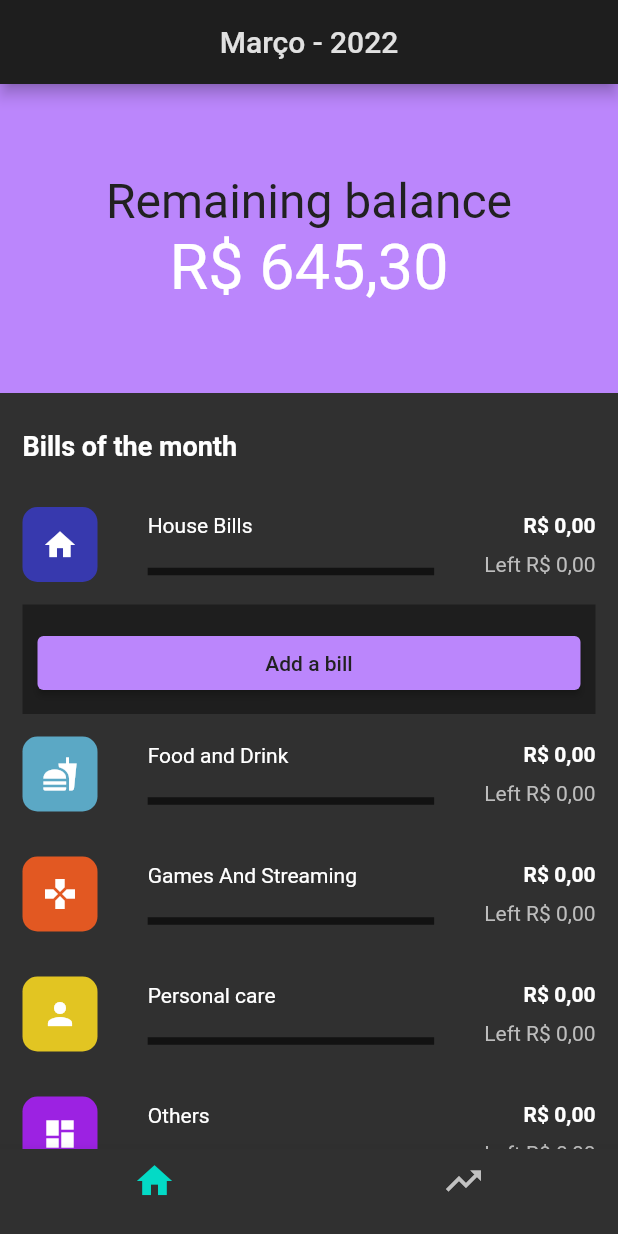
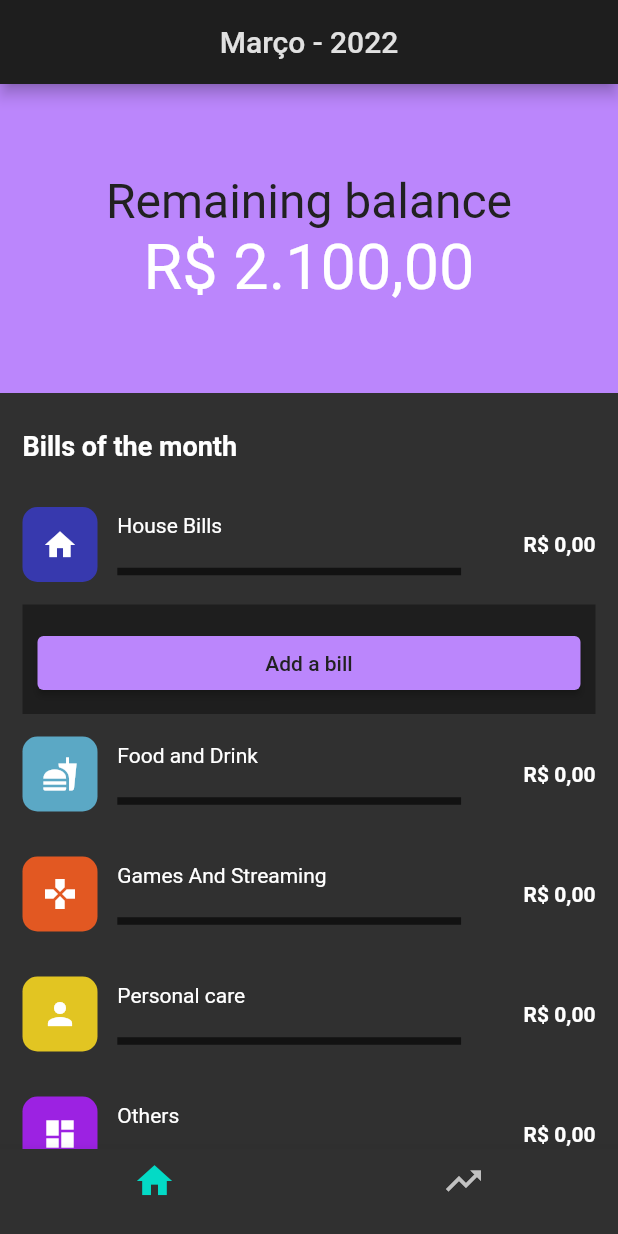
Before and after one commit to wRiqie/financial_control_app, a Flutter app: the screen it shows after launch, after a tap on "House Bills", on a phone screen of 412 x 824 dp. Run offline on Flutter 3.47's test engine with Material 2 defaults, Android fonts, the light colour scheme and no system bars; our stand-ins replace get, sqflite; accounts and stored records are empty.

Commit message:
feat: :sparkles: calculate remaining balance

```diff
--- a/lib/app/data/services/bill_service.dart
+++ /dev/null
@@ -1,34 +0,0 @@
-import 'package:financial_control_app/app/core/utils/helpers.dart';
-import 'package:financial_control_app/app/data/models/bill.dart';
-import 'package:financial_control_app/app/data/models/month.dart';
-import 'package:financial_control_app/app/data/provider/database_provider.dart';
-import 'package:financial_control_app/app/data/repository/bill_repository.dart';
-import 'package:financial_control_app/app/data/repository/month_repository.dart';
-import 'package:get/get.dart';
-
-class BillService extends GetxService {
-  final monthRepository = MonthRepository(DatabaseProvider.db);
-  final repository = BillRepository(DatabaseProvider.db);
-  DateTime selectedDate = DateTime.now();
-  Month? selectedMonth;
-
-  Future<Month> selectMonth() async {
-    var month = await monthRepository.getMonthByDate(AppHelpers.formatDateToSave(selectedDate));
-    if(month != null){
-      selectedMonth = month;
-      return month;
-    }
-    var monthToAdd = Month(date: AppHelpers.formatDateToSave(selectedDate),);
-    selectedMonth = monthToAdd;
-    await monthRepository.saveMonth(monthToAdd);
-    return monthToAdd;
-  }
-
-  Future<List<Bill>> getBills(int categoryId) {
-    return repository.getBillsByCategoryIdAndDate(categoryId, AppHelpers.formatDateToSave(selectedDate));
-  }
-
-  Future<BillService> init() async {
-    return this;
-  }
-}
--- a/lib/app/modules/dashboard/dashboard_binding.dart
+++ b/lib/app/modules/dashboard/dashboard_binding.dart
@@ -1,3 +1,6 @@
+import 'package:financial_control_app/app/data/provider/database_provider.dart';
+import 'package:financial_control_app/app/data/repository/bill_repository.dart';
+import 'package:financial_control_app/app/data/repository/month_repository.dart';
 import 'package:financial_control_app/app/modules/dashboard/dashboard_controller.dart';
 import 'package:financial_control_app/app/modules/home/home_controller.dart';
 import 'package:get/get.dart';
@@ -6,6 +9,8 @@ class DashboardBinding implements Bindings {
   @override
   void dependencies() {
     Get.lazyPut<DashboardController>(() => DashboardController());
-    Get.lazyPut<HomeController>(() => HomeController());
+    Get.lazyPut<HomeController>(() => HomeController(
+        MonthRepository(DatabaseProvider.db),
+        BillRepository(DatabaseProvider.db)));
   }
 }
--- a/lib/app/modules/home/home_binding.dart
+++ b/lib/app/modules/home/home_binding.dart
@@ -1,9 +1,7 @@
-import 'package:financial_control_app/app/data/services/bill_service.dart';
 import 'package:get/get.dart';
 
 class HomeBinding implements Bindings {
   @override
   void dependencies() {
-    Get.lazyPut<BillService>(() => BillService());
   }
 }
--- a/lib/app/modules/home/home_controller.dart
+++ b/lib/app/modules/home/home_controller.dart
@@ -1,15 +1,22 @@
 import 'package:financial_control_app/app/core/theme/dark/dark_colors.dart';
+import 'package:financial_control_app/app/core/utils/helpers.dart';
+import 'package:financial_control_app/app/data/models/bill.dart';
 import 'package:financial_control_app/app/data/models/category.dart';
-import 'package:financial_control_app/app/data/services/bill_service.dart';
+import 'package:financial_control_app/app/data/models/month.dart';
+import 'package:financial_control_app/app/data/repository/bill_repository.dart';
+import 'package:financial_control_app/app/data/repository/month_repository.dart';
 import 'package:financial_control_app/app/modules/home/widgets/category_item/category_item_controller.dart';
 import 'package:financial_control_app/app/routes/pages.dart';
 import 'package:flutter/material.dart';
 import 'package:get/get.dart';
 
 class HomeController extends GetxController {
-  final remainingBalance = 645.30;
+  final BillRepository billRepository;
+  final MonthRepository monthRepository;
+  final monthBalance = 2100.0;
+  double remainingBalance = 0.0;
   DateTime selectedDate = DateTime.now();
-  final billService = Get.find<BillService>();
+  Month? selectedMonth;
   List<Category> categories = [
     Category(
       id: 1,
@@ -38,6 +45,8 @@ class HomeController extends GetxController {
     ),
   ];
 
+  HomeController(this.monthRepository, this.billRepository);
+
   swapDate(BuildContext context) async {
     var date = await showDatePicker(
       context: context,
@@ -47,25 +56,45 @@ class HomeController extends GetxController {
       initialEntryMode: DatePickerEntryMode.calendarOnly,
     );
 
-    if(date != null) {
-      billService.selectedDate = date;
+    if (date != null) {
+      selectedDate = date;
       update();
     }
   }
 
   addBillToCategory(int categoryId, CategoryItemController controller) async {
-    await Get.toNamed(Routes.registerBill, arguments: {'categoryId': categoryId});
+    await Get.toNamed(Routes.registerBill,
+        arguments: {'categoryId': categoryId});
     controller.getBills();
   }
 
-  selectMonth() {
-    billService.selectMonth();
+  selectMonth() async {
+    var month = await monthRepository
+        .getMonthByDate(AppHelpers.formatDateToSave(selectedDate));
+    if (month != null) {
+      selectedMonth = month;
+      calcRemainingBalance();
+      return month;
+    }
+    var monthToAdd = Month(
+      date: AppHelpers.formatDateToSave(selectedDate),
+    );
+    selectedMonth = monthToAdd;
+    calcRemainingBalance();
+    await monthRepository.saveMonth(monthToAdd);
+    return monthToAdd;
   }
+
+  calcRemainingBalance() {
+    remainingBalance = monthBalance - (selectedMonth?.totalPrice ?? 0);
+    update();
+  }
+
+  openOptionsModal(Bill bill, {required BuildContext context}) {}
 
   @override
   void onInit() {
     super.onInit();
     selectMonth();
   }
-
 }
--- a/lib/app/modules/home/home_page.dart
+++ b/lib/app/modules/home/home_page.dart
@@ -44,7 +44,8 @@ class HomePage extends GetView<HomeController> {
                         ),
                       ),
                       Text(
-                        AppHelpers.formatCurrency(controller.remainingBalance),
+                        AppHelpers.formatCurrency(
+                            controller.remainingBalance),
                         style: const TextStyle(
                           fontSize: 42,
                         ),
@@ -71,7 +72,11 @@ class HomePage extends GetView<HomeController> {
                         height: 15,
                       ),
                       ...controller.categories
-                          .map((e) => CategoryItem(category: e, addBillToCategory: controller.addBillToCategory,))
+                          .map((e) => CategoryItem(
+                                onTap: (bill) => controller.openOptionsModal(bill, context: context),
+                                category: e,
+                                addBillToCategory: controller.addBillToCategory,
+                              ))
                           .toList(),
                     ],
                   ),
--- a/lib/app/modules/home/widgets/category_item/category_item.dart
+++ b/lib/app/modules/home/widgets/category_item/category_item.dart
@@ -3,6 +3,8 @@ import 'package:financial_control_app/app/core/theme/dark/dark_colors.dart';
 import 'package:financial_control_app/app/core/utils/helpers.dart';
 import 'package:financial_control_app/app/data/models/bill.dart';
 import 'package:financial_control_app/app/data/models/category.dart';
+import 'package:financial_control_app/app/data/provider/database_provider.dart';
+import 'package:financial_control_app/app/data/repository/bill_repository.dart';
 import 'package:financial_control_app/app/modules/home/widgets/category_item/category_item_controller.dart';
 import 'package:flutter/Material.dart';
 import 'package:get/get.dart';
@@ -10,12 +12,13 @@ import 'package:get/get.dart';
 class CategoryItem extends StatelessWidget {
   final Category category;
   final Function(int categoryId, CategoryItemController controller) addBillToCategory;
-  const CategoryItem({Key? key, required this.category, required this.addBillToCategory}) : super(key: key);
+  final Function(Bill bill) onTap;
+  const CategoryItem({Key? key, required this.onTap, required this.category, required this.addBillToCategory}) : super(key: key);
 
   @override
   Widget build(BuildContext context) {
     return GetBuilder<CategoryItemController>(
-      init: CategoryItemController(category),
+      init: CategoryItemController(BillRepository(DatabaseProvider.db), category),
       global: false,
       tag: category.id.toString(),
       builder: (_) => ExpandablePanel(
@@ -44,7 +47,7 @@ class CategoryItem extends StatelessWidget {
                 ),
               ),
               Flexible(
-                flex: 2,
+                flex: 3,
                 child: Column(
                   crossAxisAlignment: CrossAxisAlignment.start,
                   children: [
@@ -68,14 +71,13 @@ class CategoryItem extends StatelessWidget {
                     Text(
                       AppHelpers.formatCurrency(_.totalPrice),
                       style: const TextStyle(fontWeight: FontWeight.bold),
+                      textAlign: TextAlign.end,
                     ),
-                    const SizedBox(
-                      height: 10,
-                    ),
-                    Text(
-                      'Left ' + AppHelpers.formatCurrency(_.leftPrice),
-                      style: const TextStyle(color: DarkColors.grey),
-                    ),
+                    _.leftPrice > 0 ? Text(
+                      AppHelpers.formatCurrency(_.leftPrice),
+                      style: TextStyle(color: Get.theme.colorScheme.error),
+                      textAlign: TextAlign.end,
+                    ) : Container(),
                   ],
                 ),
               ),
@@ -95,7 +97,9 @@ class CategoryItem extends StatelessWidget {
                       (e) => Material(
                         color: Get.theme.colorScheme.surface,
                         child: InkWell(
-                          onTap: () {},
+                          onTap: (){
+                            onTap(e);
+                          },
                           child: _buildBill(e),
                         ),
                       ),
--- a/lib/app/modules/home/widgets/category_item/category_item_controller.dart
+++ b/lib/app/modules/home/widgets/category_item/category_item_controller.dart
@@ -1,27 +1,34 @@
+import 'package:financial_control_app/app/core/utils/helpers.dart';
 import 'package:financial_control_app/app/data/enums/bill_status.dart';
 import 'package:financial_control_app/app/data/models/bill.dart';
 import 'package:financial_control_app/app/data/models/category.dart';
-import 'package:financial_control_app/app/data/services/bill_service.dart';
+import 'package:financial_control_app/app/data/repository/bill_repository.dart';
 import 'package:get/get.dart';
 
 class CategoryItemController extends GetxController {
+  final BillRepository repository;
   List<Bill> bills = [];
   final Category category;
-  final billService = Get.find<BillService>();
   final args = Get.arguments;
 
-  CategoryItemController(this.category);
+  CategoryItemController(this.repository, this.category);
 
   double get percentage {
+    double paidValue = 0;
+    double totalValue = totalPrice;
     var paidBills =
-        bills.where((e) => e.status == BillStatus.paid.index).length;
-    return (paidBills * 100) / (bills.isNotEmpty ? bills.length : 1);
+        bills.where((e) => e.status == BillStatus.paid.index);
+    for (var paidBill in paidBills) {
+      paidValue += paidBill.value;
+    }
+
+    return ((paidValue * 100) / (totalValue != 0 ? totalValue : 1)) / 100;
   }
 
   double get leftPrice {
-    var overdueBills = bills.where((e) => e.status == BillStatus.overdue.index);
+    var leftBills = bills.where((e) => e.status != BillStatus.paid.index);
     double price = 0;
-    for (var bill in overdueBills) {
+    for (var bill in leftBills) {
       price += bill.value;
     }
     return price;
@@ -36,7 +43,10 @@ class CategoryItemController extends GetxController {
   }
 
   getBills() {
-    billService.getBills(category.id).then((value) {
+    repository
+        .getBillsByCategoryIdAndDate(
+            category.id, AppHelpers.formatDateToSave(DateTime.now()))
+        .then((value) {
       bills = value;
       update();
     });
--- a/lib/app/modules/register_bill/register_bill_binding.dart
+++ b/lib/app/modules/register_bill/register_bill_binding.dart
@@ -1,5 +1,6 @@
 import 'package:financial_control_app/app/data/provider/database_provider.dart';
 import 'package:financial_control_app/app/data/repository/bill_repository.dart';
+import 'package:financial_control_app/app/data/repository/month_repository.dart';
 import 'package:financial_control_app/app/modules/register_bill/register_bill_controller.dart';
 import 'package:get/get.dart';
 
@@ -7,9 +8,8 @@ class RegisterBillBinding implements Bindings {
   @override
   void dependencies() {
     Get.lazyPut<RegisterBillController>(
-      () => RegisterBillController(
-        BillRepository(DatabaseProvider.db),
-      ),
+      () => RegisterBillController(BillRepository(DatabaseProvider.db),
+          MonthRepository(DatabaseProvider.db)),
     );
   }
 }
--- a/lib/main.dart
+++ b/lib/main.dart
@@ -1,25 +1,17 @@
 import 'package:financial_control_app/app/core/theme/dark/dark_theme.dart';
-import 'package:financial_control_app/app/data/services/bill_service.dart';
 import 'package:financial_control_app/app/modules/dashboard/dashboard_binding.dart';
 import 'package:financial_control_app/app/routes/pages.dart';
 import 'package:flutter/material.dart';
 import 'package:flutter/services.dart';
 import 'package:get/get.dart';
 
-Future<void> main() async {
+void main() async {
   WidgetsFlutterBinding.ensureInitialized();
-  await initServices();
   SystemChrome.setPreferredOrientations([DeviceOrientation.portraitUp]).then(
     (_) {
       runApp(const MyApp());
     },
   );
-}
-
-Future<void> initServices() async {
-  print('starting services...');
-  await Get.putAsync<BillService>(() => BillService().init());
-  print('all services started');
 }
 
 class MyApp extends StatelessWidget {
```
Also changed, not shown: lib/app/modules/register_bill/register_bill_controller.dart (+21 -16 lines), lib/app/modules/register_bill/register_bill_page.dart (+31 -11 lines), 3 other files.
